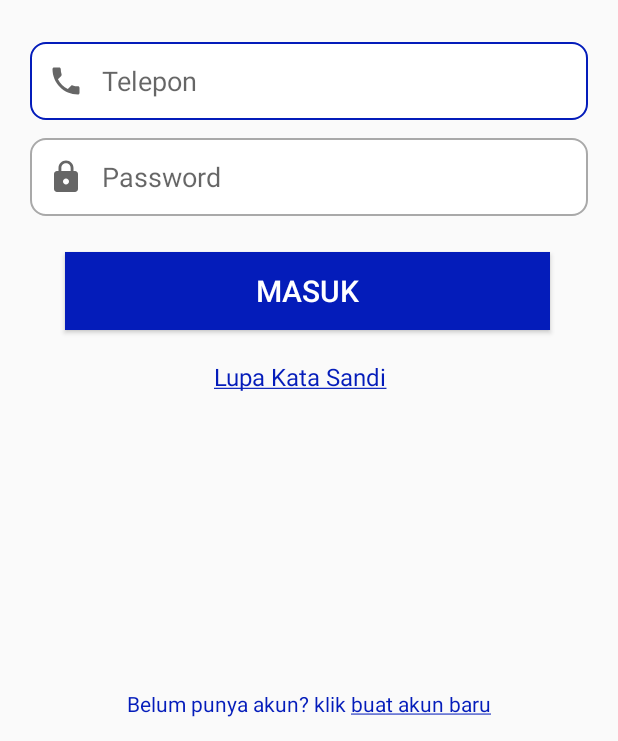
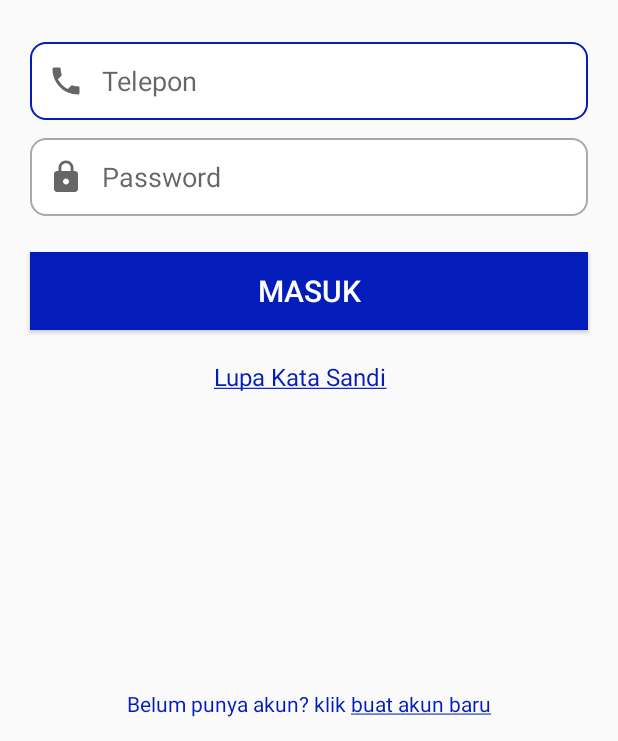
Before and after one commit to AchmadSirojudin/SmartParking, an Android app: the LoginActivity screen opened directly, with no data from a screen before it, on a phone screen of 412 x 824 dp, the part 495-1236 px from its top. Run offline under Robolectric (Android 15) with nearby library versions, the phone set to English and light mode, and no system bars.

Commit message:
Update activity_login.xml

```diff
--- a/app/src/main/res/layout/activity_login.xml
+++ b/app/src/main/res/layout/activity_login.xml
@@ -56,8 +56,10 @@
 
         <Button
             android:id="@+id/btnMasukHome"
-            android:layout_width="323dp"
+            android:layout_width="match_parent"
             android:layout_height="52dp"
+            android:layout_marginLeft="20dp"
+            android:layout_marginRight="20dp"
             android:layout_gravity="center"
             android:layout_marginTop="24dp"
             android:background="#041CBA"
```
